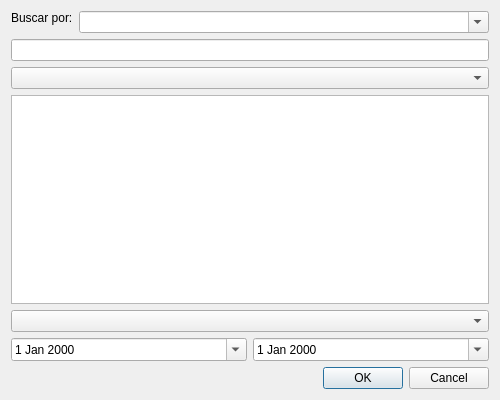
Qt form ui/anadir.ui (ger-ator/turnos) before a commit.
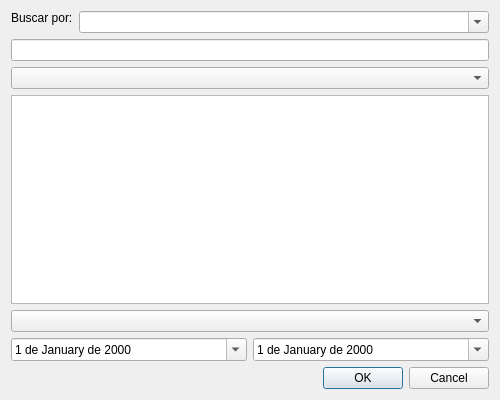
The same form after that commit.

The edit to the form file:
```diff
--- a/ui/anadir.ui
+++ b/ui/anadir.ui
@@ -18,6 +18,9 @@
     <layout class="QHBoxLayout" name="horizontalLayout">
      <item>
       <widget class="QDateEdit" name="inicio_dedit">
+       <property name="displayFormat">
+        <string>d 'de' MMMM 'de' yyyy</string>
+       </property>
        <property name="calendarPopup">
         <bool>true</bool>
        </property>
@@ -25,6 +28,9 @@
      </item>
      <item>
       <widget class="QDateEdit" name="final_dedit">
+       <property name="displayFormat">
+        <string>d 'de' MMMM 'de' yyyy</string>
+       </property>
        <property name="calendarPopup">
         <bool>true</bool>
        </property>
```
